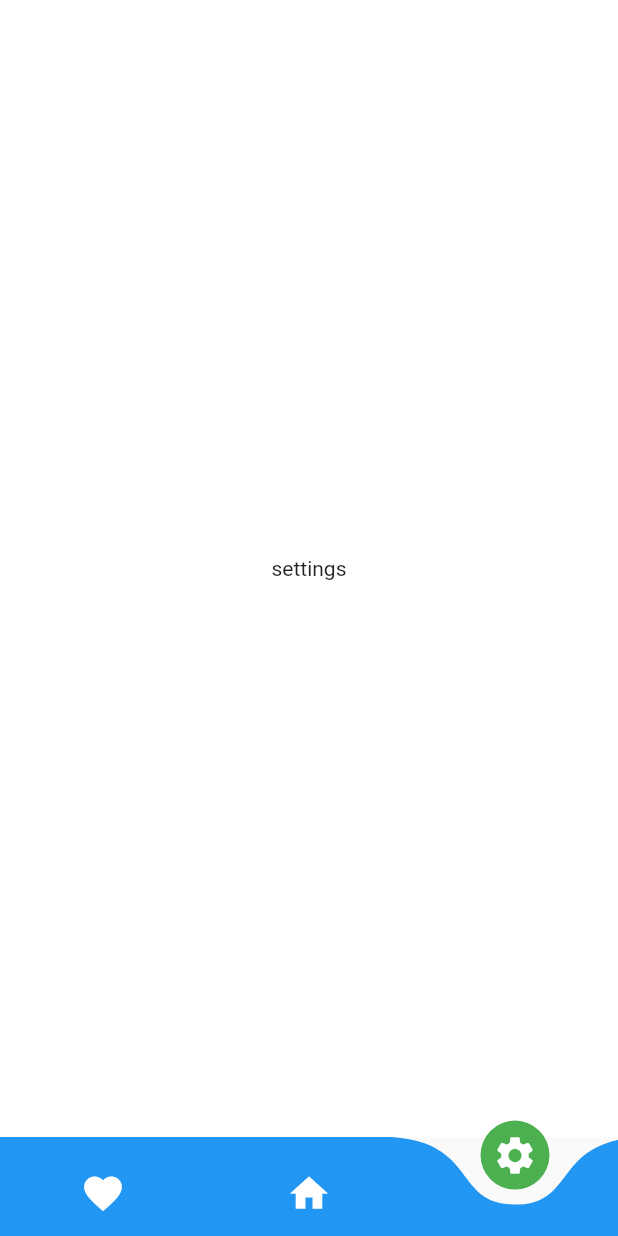
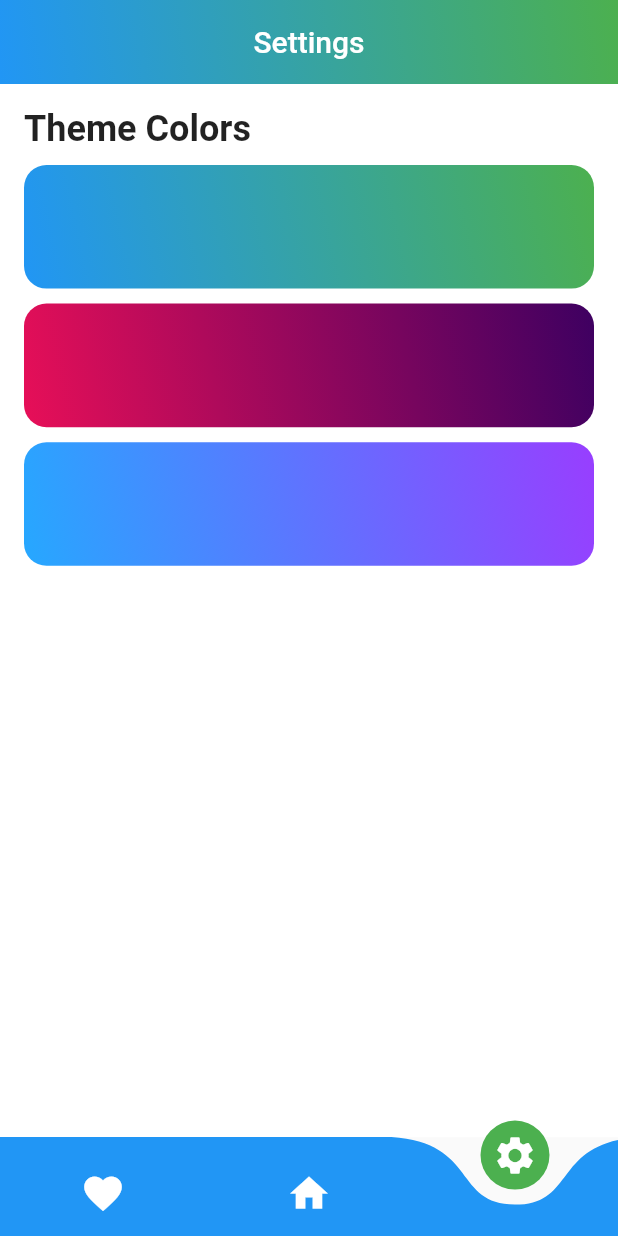
Before and after one commit to PunicGames/Flutter_Quiz, a Flutter app: the screen it shows after launch, item 3 of the bottom bar chosen, on a phone screen of 412 x 824 dp. Run offline on Flutter 3.47's test engine with Material 2 defaults, Android fonts, the phone set to English and light mode, and no system bars; drawn by our look-alikes of curved_navigation_bar; our stand-ins replace shared_preferences, youtube_player_flutter.

Commit message:
primera cartga

```diff
--- a/flutter_quiz/lib/data/global_variables.dart
+++ b/flutter_quiz/lib/data/global_variables.dart
@@ -1,12 +1,20 @@
 import 'package:flutter/material.dart';
 
-final username = 'Alvaro';
-final themeColors = [Colors.green, Colors.blue];
+var themeColors = [
+  Color.fromARGB(255, 76, 176, 79),
+  Color.fromARGB(255, 33, 150, 245),
+];
+
+final themeColors0 = [
+  Color.fromARGB(255, 76, 176, 79),
+  Color.fromARGB(255, 33, 150, 245),
+];
+
+final themeColors1 = [
+  Color.fromARGB(255, 62, 0, 97),
+  Color.fromARGB(255, 231, 15, 88),
+];
 final themeColors2 = [
-  Color.fromARGB(255, 62, 0, 97),
-  Color.fromARGB(255, 231, 15, 88)
+  Color.fromARGB(255, 152, 62, 255),
+  Color.fromARGB(255, 38, 168, 255),
 ];
-final themeColors3 = [
-  Color.fromARGB(255, 152, 62, 255),
-  Color.fromARGB(255, 38, 168, 255)
-];
--- a/flutter_quiz/lib/page/favorite_page.dart
+++ b/flutter_quiz/lib/page/favorite_page.dart
@@ -9,7 +9,7 @@ class FavoritePage extends StatelessWidget {
   Widget build(BuildContext context) => Scaffold(
         appBar: AppBar(
           elevation: 0,
-          title: Text('Videogame Quiz'),
+          title: Text('Favorite Quiz'),
           centerTitle: true,
 
           //decoracion de la parte de arriba de la pagina
--- a/flutter_quiz/lib/page/settings_page.dart
+++ b/flutter_quiz/lib/page/settings_page.dart
@@ -1,11 +1,146 @@
 import 'package:flutter/material.dart';
+import 'package:shared_preferences/shared_preferences.dart';
+import '../data/global_variables.dart';
 
-class SettingsPage extends StatelessWidget {
+class SettingsPage extends StatefulWidget {
+  SettingsPageState createState() => SettingsPageState();
+}
+
+class SettingsPageState extends State<SettingsPage> {
+  int colorID = 0;
+  late SharedPreferences preferences;
+
+  @override
+  void initState() {
+    super.initState();
+
+    init();
+  }
+
+  Future init() async {
+    preferences = await SharedPreferences.getInstance();
+    int? colorID = preferences.getInt("colorID");
+    if (colorID == null) return;
+
+    setState(() {
+      this.colorID = colorID;
+      switch (colorID) {
+        case 0:
+          themeColors = themeColors0;
+          break;
+        case 1:
+          themeColors = themeColors1;
+          break;
+        case 2:
+          themeColors = themeColors2;
+          break;
+        default:
+      }
+    });
+  }
+
   @override
   Widget build(BuildContext context) => Scaffold(
+        appBar: buildAppBar(context),
         backgroundColor: Colors.white,
-        body: Center(
-          child: Text("settings"),
+        body: buildStructure(),
+      );
+
+  PreferredSizeWidget buildAppBar(context) => AppBar(
+        elevation: 0,
+        title: Text('Settings'),
+        centerTitle: true,
+
+        //decoracion de la parte de arriba de la pagina
+        flexibleSpace: Container(
+          decoration: BoxDecoration(
+            gradient: LinearGradient(
+                colors: themeColors,
+                begin: Alignment.topRight,
+                end: Alignment.bottomLeft),
+          ),
+        ),
+      );
+
+  Widget buildStructure() => Container(
+        padding: const EdgeInsets.all(16),
+        child: Column(
+          crossAxisAlignment: CrossAxisAlignment.start,
+          children: [
+            //texto de descripcion
+            Text(
+              "Theme Colors",
+              style: TextStyle(fontWeight: FontWeight.bold, fontSize: 24),
+              textAlign: TextAlign.justify,
+            ),
+            SizedBox(height: 10),
+
+            //contenedor tema 1
+            GestureDetector(
+              onTap: () async {
+                colorID = 0;
+                preferences.setInt("colorID", colorID);
+                setState(() => this.colorID = colorID);
+                print(colorID);
+              },
+              child: Container(
+                height: MediaQuery.of(context).size.height * 0.1,
+                padding: EdgeInsets.all(12),
+                decoration: BoxDecoration(
+                  gradient: LinearGradient(
+                      colors: themeColors0,
+                      begin: Alignment.topRight,
+                      end: Alignment.bottomLeft),
+                  borderRadius: BorderRadius.circular(15),
+                ),
+              ),
+            ),
+            SizedBox(height: 10),
+
+            //contenedor tema 2
+            GestureDetector(
+              onTap: () async {
+                colorID = 1;
+                preferences.setInt("colorID", colorID);
+                setState(() => this.colorID = colorID);
+                print(colorID);
+              },
+              child: Container(
+                height: MediaQuery.of(context).size.height * 0.1,
+                padding: EdgeInsets.all(12),
+                decoration: BoxDecoration(
+                  gradient: LinearGradient(
+                      colors: themeColors1,
+                      begin: Alignment.topRight,
+                      end: Alignment.bottomLeft),
+                  borderRadius: BorderRadius.circular(15),
+                ),
+              ),
+            ),
+            SizedBox(height: 10),
+
+            //contenedor tema 3
+            GestureDetector(
+              onTap: () async {
+                colorID = 2;
+                preferences.setInt("colorID", colorID);
+                setState(() => this.colorID = colorID);
+                print(colorID);
+              },
+              child: Container(
+                height: MediaQuery.of(context).size.height * 0.1,
+                padding: EdgeInsets.all(12),
+                decoration: BoxDecoration(
+                  gradient: LinearGradient(
+                      colors: themeColors2,
+                      begin: Alignment.topRight,
+                      end: Alignment.bottomLeft),
+                  borderRadius: BorderRadius.circular(15),
+                ),
+              ),
+            ),
+            SizedBox(height: 10),
+          ],
         ),
       );
 }
--- a/flutter_quiz/pubspec.yaml
+++ b/flutter_quiz/pubspec.yaml
@@ -15,6 +15,7 @@ dependencies:
 
   curved_navigation_bar: ^1.0.3
   youtube_player_flutter: ^8.1.1
+  shared_preferences: ^2.0.15
 
 dev_dependencies:
   flutter_test:
```
Also changed, not shown: flutter_quiz/pubspec.lock, 1 other file.
